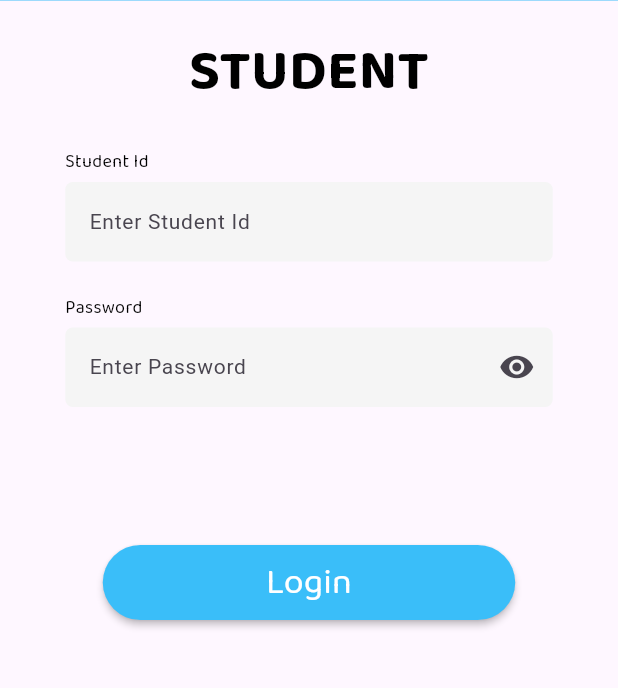
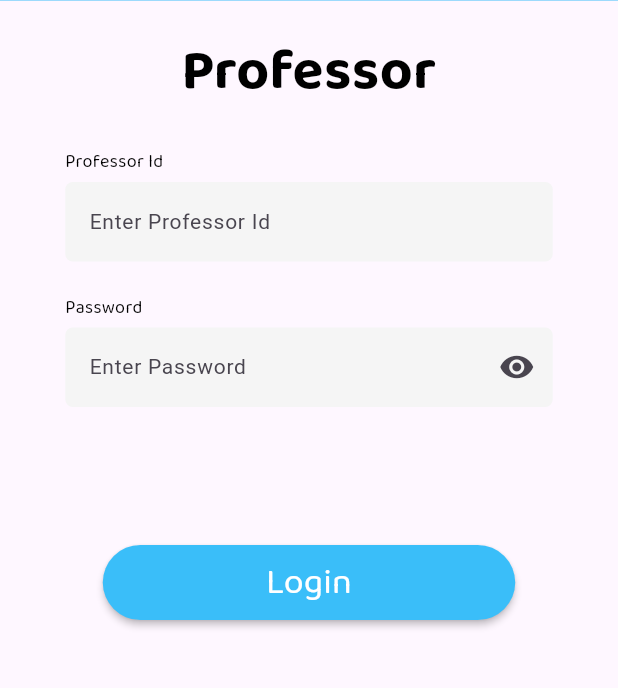
Before and after one commit to lansoyyy/attendance_checker, a Flutter app: the InitialLoginPage screen opened directly, after a tap on "Professor", on a phone screen of 412 x 824 dp, the part 112-800 px from its top. Run offline on Flutter 3.47's test engine with Material 3 defaults, Android fonts, the phone set to English and light mode, and no system bars; our stand-ins replace firebase_core, fluttertoast; accounts and stored records are empty; Roboto replaces fonts that are missing (QRegular).

Commit message:
fixed signin screens

```diff
--- a/lib/screens/auth/initial_login_page.dart
+++ b/lib/screens/auth/initial_login_page.dart
@@ -38,7 +38,9 @@ class InitialLoginPage extends StatelessWidget {
                 label: 'Student',
                 onPressed: () {
                   Navigator.of(context).push(
-                    MaterialPageRoute(builder: (context) => const LoginPage()),
+                    MaterialPageRoute(builder: (context) =>  LoginPage(
+                            type: 'Student',
+                    )),
                   );
                 },
               ),
@@ -61,7 +63,10 @@ class InitialLoginPage extends StatelessWidget {
                 label: 'Professor',
                 onPressed: () {
                   Navigator.of(context).push(
-                    MaterialPageRoute(builder: (context) => const LoginPage()),
+                    MaterialPageRoute(
+                        builder: (context) => LoginPage(
+                              type: 'Professor',
+                            )),
                   );
                 },
               ),
--- a/lib/screens/auth/login_page.dart
+++ b/lib/screens/auth/login_page.dart
@@ -8,7 +8,11 @@ import 'package:attendance_checker/widgets/textfield_widget.dart';
 import 'package:flutter/material.dart';
 
 class LoginPage extends StatefulWidget {
-  const LoginPage({super.key});
+  String type;
+  LoginPage({
+    super.key,
+    required this.type,
+  });
 
   @override
   State<LoginPage> createState() => _LoginPageState();
@@ -30,7 +34,7 @@ class _LoginPageState extends State<LoginPage> {
                 height: 20,
               ),
               TextWidget(
-                text: 'STUDENT',
+                text: widget.type,
                 fontSize: 38,
                 fontFamily: 'Bold',
               ),
@@ -38,7 +42,9 @@ class _LoginPageState extends State<LoginPage> {
                 height: 20,
               ),
               TextFieldWidget(
-                  width: 325, label: 'Student Id', controller: studentId),
+                  width: 325,
+                  label: '${widget.type} Id',
+                  controller: studentId),
               TextFieldWidget(
                 width: 325,
                 label: 'Password',
@@ -57,7 +63,9 @@ class _LoginPageState extends State<LoginPage> {
                 onPressed: () {
                   Navigator.of(context).pushReplacement(
                     MaterialPageRoute(
-                        builder: (context) => const AfterLoginPage()),
+                        builder: (context) => AfterLoginPage(
+                              type: widget.type,
+                            )),
                   );
                 },
               ),
```
Also changed, not shown: lib/screens/auth/after_login_page.dart (+17 -5 lines).
